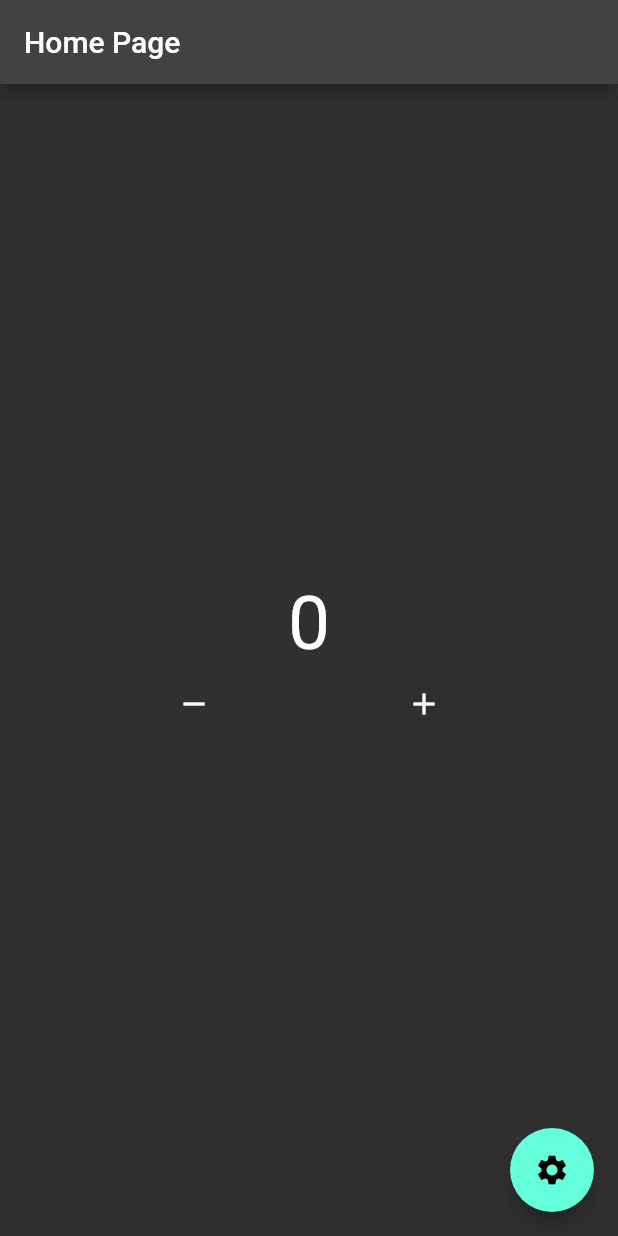
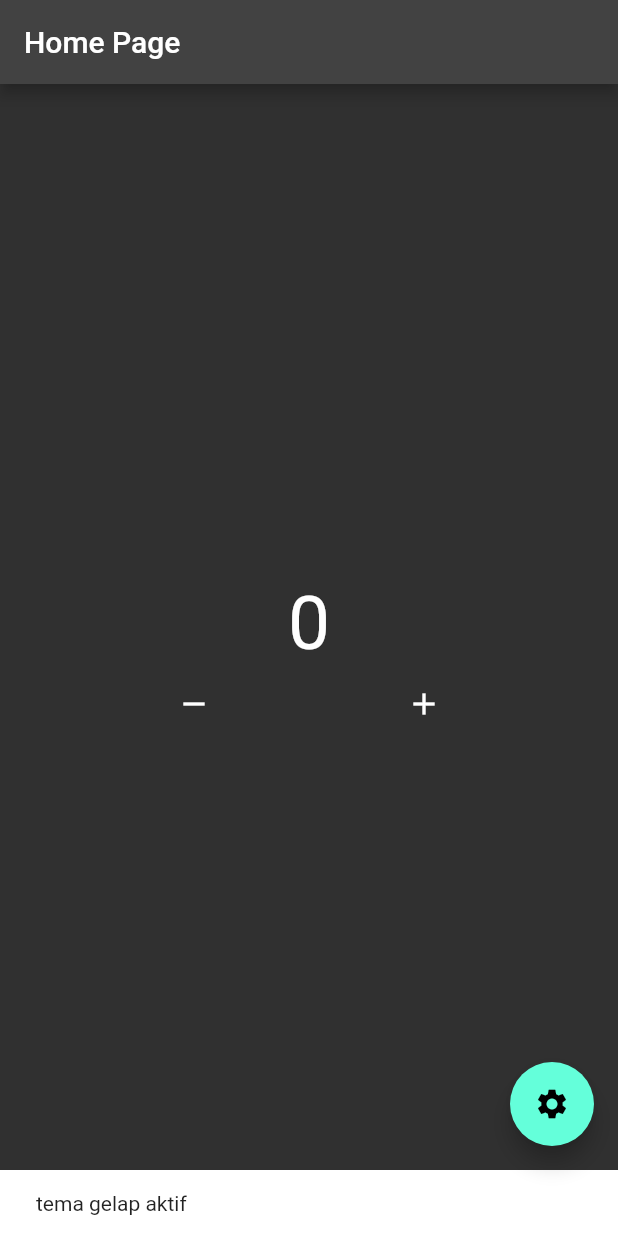
Before and after one commit to itsmhyne/mhybloc, a Flutter app: the screen it shows after launch, after a tap on the "remove" icon, after a tap on the "add" icon, after a tap on the "settings" icon, on a phone screen of 412 x 824 dp. Run offline on Flutter 3.47's test engine with Material 2 defaults, Android fonts, the phone set to English and light mode, and no system bars; our stand-ins replace bloc, flutter_bloc.

Commit message:
bloc multi listener

```diff
--- a/lib/pages/home_page.dart
+++ b/lib/pages/home_page.dart
@@ -18,13 +18,54 @@ class HomePage extends StatelessWidget {
         child: Column(
           mainAxisSize: MainAxisSize.min,
           children: [
-            BlocBuilder<CounterBloc, int>(
+            MultiBlocListener(
+              listeners: [
+                // listen tema
+                BlocListener<ThemeBloc, bool>(listener: (context, state) {
+                  ScaffoldMessenger.of(context).showSnackBar(const SnackBar(
+                    content: Text("tema gelap aktif"),
+                    duration: Duration(seconds: 1),
+                  ));
+                }, listenWhen: (previous, currnet) {
+                  if (currnet == false) {
+                    return true;
+                  } else {
+                    return false;
+                  }
+                }),
+                // listen counter
+                BlocListener<CounterBloc, int>(
+                  listener: (context, state) {
+                    ScaffoldMessenger.of(context).showSnackBar(const SnackBar(
+                      content: Text("diatas 10"),
+                      duration: Duration(seconds: 1),
+                    ));
+                  },
+                  listenWhen: (previous, current) {
+                    if (current > 10) {
+                      return true;
+                    } else {
+                      return false;
+                    }
+                  },
+                  child: BlocBuilder<CounterBloc, int>(
                     builder: (context, state) {
                       return Text(
                         "$state",
                         style: const TextStyle(fontSize: 50),
                       );
                     },
+                  ),
+                )
+              ],
+              child: BlocBuilder<CounterBloc, int>(
+                builder: (context, state) {
+                  return Text(
+                    "$state",
+                    style: const TextStyle(fontSize: 50),
+                  );
+                },
+              ),
             ),
             Row(
               mainAxisAlignment: MainAxisAlignment.spaceEvenly,
```
Lines whose indentation alone changed are shown as unchanged.
